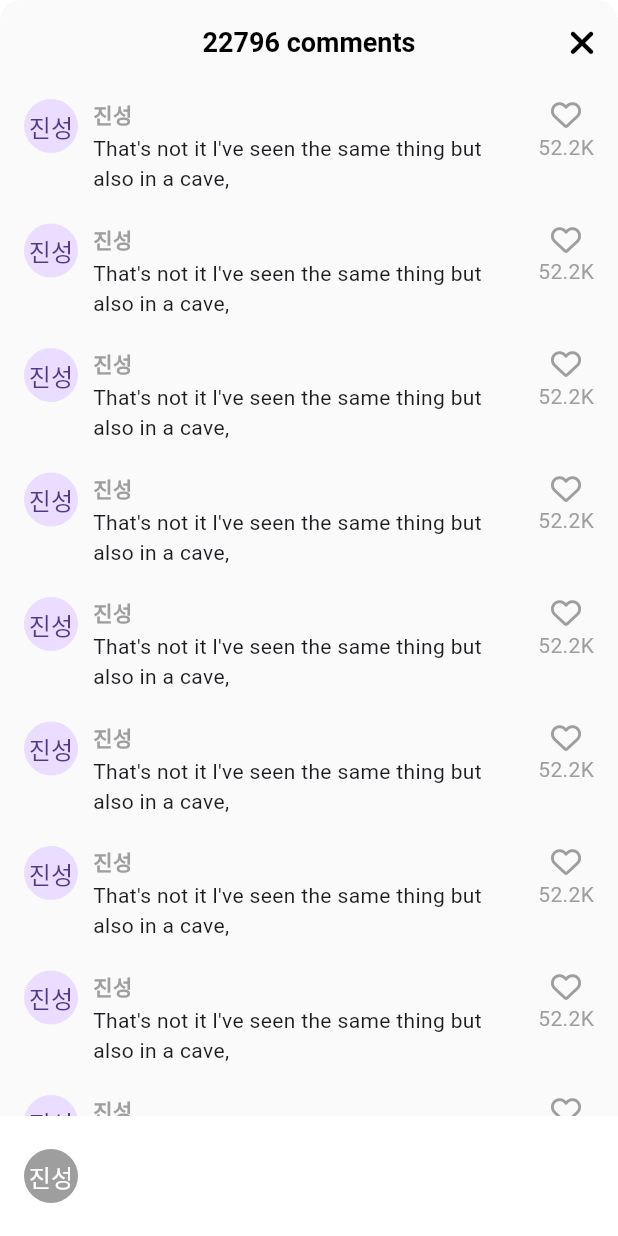
After one commit to dlwls5201/tiktok_clone, a Flutter app: the VideoComments screen opened directly, on a phone screen of 412 x 824 dp. The commit adds this screen. Run offline on Flutter 3.47's test engine with Material 3 defaults, Android fonts, the phone set to English and light mode, and no system bars; our stand-ins replace font_awesome_flutter, video_player, visibility_detector; network calls fail.

Commit message:
add comment bottom sheet

```diff
--- /dev/null
+++ b/lib/features/main_navigation/widgets/video_comments.dart
@@ -0,0 +1,112 @@
+import 'package:flutter/material.dart';
+import 'package:font_awesome_flutter/font_awesome_flutter.dart';
+
+import '../../../constants/Gaps.dart';
+import '../../../constants/sizes.dart';
+
+class VideoComments extends StatefulWidget {
+  const VideoComments({super.key});
+
+  @override
+  State<VideoComments> createState() => _VideoCommentsState();
+}
+
+class _VideoCommentsState extends State<VideoComments> {
+  void _onClosePressed() {
+    Navigator.of(context).pop();
+  }
+
+  @override
+  Widget build(BuildContext context) {
+    return Container(
+      clipBehavior: Clip.hardEdge,
+      decoration: BoxDecoration(
+        borderRadius: BorderRadius.circular(Sizes.size14),
+      ),
+      child: Scaffold(
+        backgroundColor: Colors.grey.shade50,
+        appBar: AppBar(
+          centerTitle: true,
+          backgroundColor: Colors.grey.shade50,
+          automaticallyImplyLeading: false,
+          title: const Text("22796 comments"),
+          actions: [
+            IconButton(
+              onPressed: _onClosePressed,
+              icon: const FaIcon(
+                FontAwesomeIcons.xmark,
+              ),
+            ),
+          ],
+        ),
+        body: ListView.separated(
+          padding: const EdgeInsets.symmetric(
+            vertical: Sizes.size10,
+            horizontal: Sizes.size16,
+          ),
+          itemCount: 10,
+          itemBuilder: (context, index) => Row(
+            crossAxisAlignment: CrossAxisAlignment.start,
+            children: [
+              const CircleAvatar(
+                radius: 18,
+                child: Text("진성"),
+              ),
+              Gaps.h10,
+              Expanded(
+                child: Column(
+                  crossAxisAlignment: CrossAxisAlignment.start,
+                  children: [
+                    Text(
+                      "진성",
+                      style: TextStyle(
+                        fontWeight: FontWeight.bold,
+                        fontSize: Sizes.size14,
+                        color: Colors.grey.shade500,
+                      ),
+                    ),
+                    Gaps.v3,
+                    const Text(
+                        "That's not it l've seen the same thing but also in a cave,"),
+                  ],
+                ),
+              ),
+              Gaps.h10,
+              Column(
+                children: [
+                  FaIcon(
+                    FontAwesomeIcons.heart,
+                    size: Sizes.size20,
+                    color: Colors.grey.shade500,
+                  ),
+                  Gaps.v2,
+                  Text(
+                    "52.2K",
+                    style: TextStyle(
+                      color: Colors.grey.shade500,
+                    ),
+                  )
+                ],
+              )
+            ],
+          ),
+          separatorBuilder: (BuildContext context, int index) => Gaps.v20,
+        ),
+        bottomNavigationBar: BottomAppBar(
+          elevation: 0,
+          color: Colors.white,
+          child: Row(
+            children: [
+              CircleAvatar(
+                radius: 18,
+                backgroundColor: Colors.grey.shade500,
+                foregroundColor: Colors.white,
+                child: const Text("진성"),
+              ),
+            ],
+          ),
+        ),
+      ),
+    );
+  }
+}
--- a/lib/features/videos/widgets/video_post.dart
+++ b/lib/features/videos/widgets/video_post.dart
@@ -6,6 +6,7 @@ import 'package:video_player/video_player.dart';
 import 'package:visibility_detector/visibility_detector.dart';
 
 import '../../../constants/Gaps.dart';
+import '../../main_navigation/widgets/video_comments.dart';
 
 class VideoPost extends StatefulWidget {
   final Function onVideoFinished;
@@ -94,6 +95,20 @@ class _VideoPostState extends State<VideoPost>
     });
   }
 
+  void _onCommentsTap(BuildContext context) async {
+    if (_videoPlayerController.value.isPlaying) {
+      _onTogglePause();
+    }
+
+    await showModalBottomSheet(
+      context: context,
+      backgroundColor: Colors.transparent,
+      builder: (context) => const VideoComments(),
+    );
+
+    _onTogglePause();
+  }
+
   @override
   Widget build(BuildContext context) {
     return VisibilityDetector(
@@ -161,25 +176,38 @@ class _VideoPostState extends State<VideoPost>
                   )
                 ],
               )),
-          const Positioned(
+          Positioned(
               bottom: 20,
               right: 10,
               child: Column(
                 children: [
-                  CircleAvatar(
+                  const CircleAvatar(
                     radius: 25,
                     backgroundColor: Colors.black,
                     foregroundColor: Colors.white,
                     foregroundImage: NetworkImage(
-                        "https://avatars.githubusercontent.com/u/20515021"),
+                      "https://avatars.githubusercontent.com/u/20515021",
+                    ),
                     child: Text("진성"),
                   ),
                   Gaps.v24,
-                  VideoButton(icon: FontAwesomeIcons.solidHeart, text: "2.9M"),
+                  const VideoButton(
+                    icon: FontAwesomeIcons.solidHeart,
+                    text: "2.9M",
+                  ),
                   Gaps.v24,
-                  VideoButton(icon: FontAwesomeIcons.solidComment, text: "33K"),
+                  GestureDetector(
+                    onTap: () => _onCommentsTap(context),
+                    child: VideoButton(
+                      icon: FontAwesomeIcons.solidComment,
+                      text: "33K",
+                    ),
+                  ),
                   Gaps.v24,
-                  VideoButton(icon: FontAwesomeIcons.share, text: "Share"),
+                  const VideoButton(
+                    icon: FontAwesomeIcons.share,
+                    text: "Share",
+                  ),
                 ],
               )),
         ],
```
